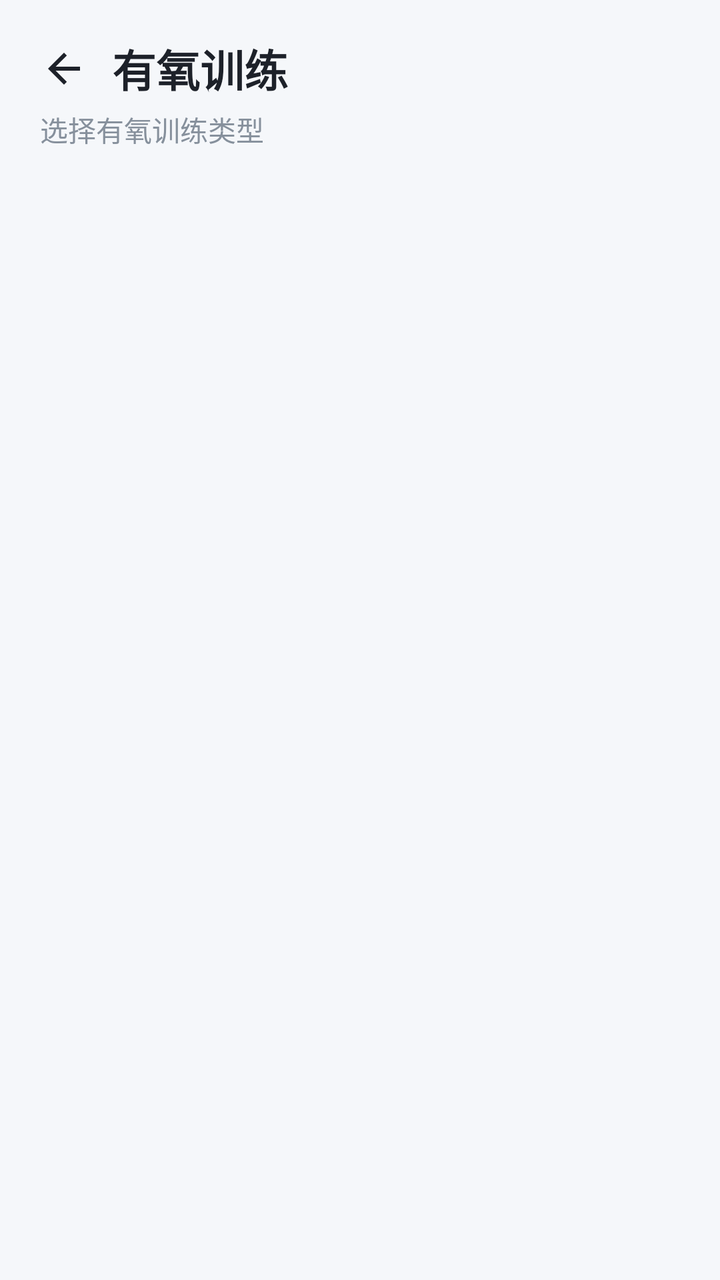
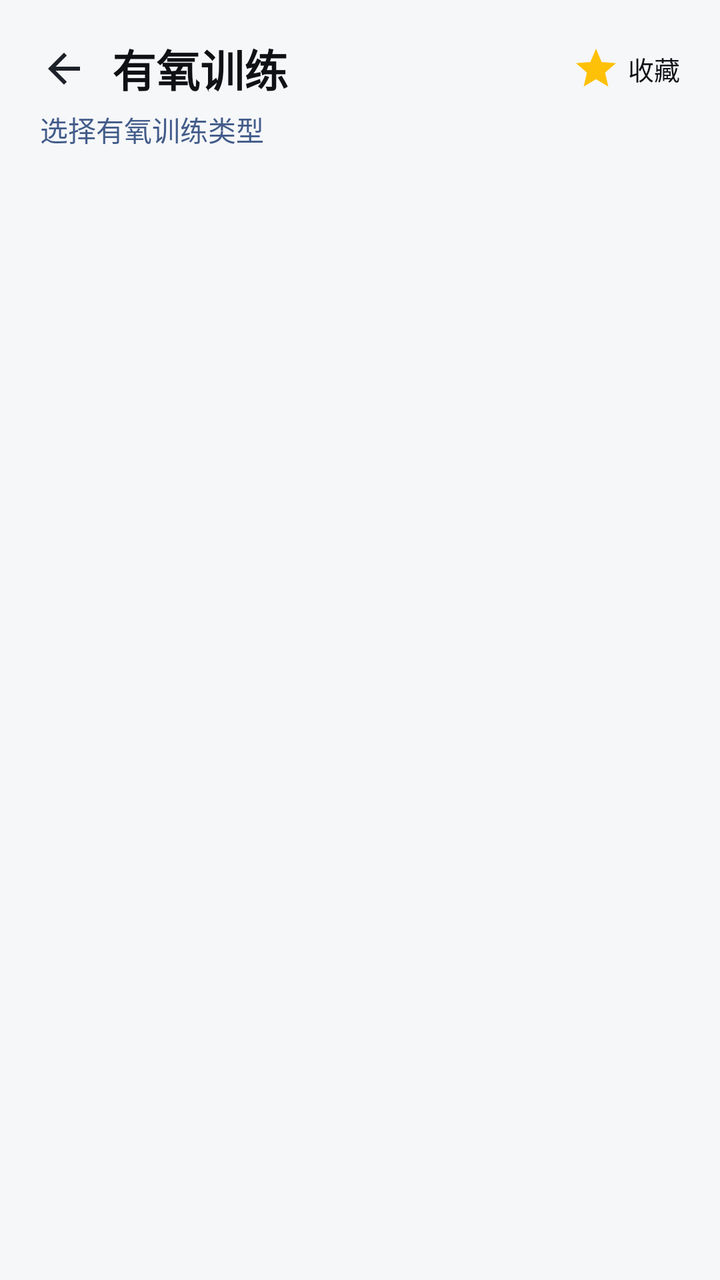

An Android layout rendered at two revisions. The XML below is the earlier revision; the diff shows what the commit changed to produce the second picture.
<!-- AndroidManifest.xml: application theme Theme.BrawnCatalog -->
<!-- res/layout/activity_cardio_subcategory.xml -->
<?xml version="1.0" encoding="utf-8"?>
<androidx.constraintlayout.widget.ConstraintLayout
    xmlns:android="http://schemas.android.com/apk/res/android"
    xmlns:app="http://schemas.android.com/apk/res-auto"
    android:layout_width="match_parent"
    android:layout_height="match_parent"
    android:background="@color/window_background">

    
    <ImageButton
        android:id="@+id/buttonBack"
        android:layout_width="40dp"
        android:layout_height="40dp"
        android:layout_marginStart="12dp"
        android:background="?attr/selectableItemBackgroundBorderless"
        android:contentDescription="返回"
        android:src="@drawable/ic_back_arrow"
        app:layout_constraintBottom_toBottomOf="@+id/textViewScreenTitle"
        app:layout_constraintStart_toStartOf="parent"
        app:layout_constraintTop_toTopOf="@+id/textViewScreenTitle" />

    <TextView
        android:id="@+id/textViewScreenTitle"
        android:layout_width="0dp"
        android:layout_height="wrap_content"
        android:layout_marginStart="4dp"
        android:layout_marginTop="18dp"
        android:layout_marginEnd="16dp"
        android:ellipsize="end"
        android:maxLines="1"
        android:text="有氧训练"
        android:textColor="@color/bc_text_primary"
        android:textSize="22sp"
        android:textStyle="bold"
        app:layout_constraintEnd_toEndOf="parent"
        app:layout_constraintStart_toEndOf="@+id/buttonBack"
        app:layout_constraintTop_toTopOf="parent" />

    <TextView
        android:id="@+id/textViewSubtitle"
        android:layout_width="0dp"
        android:layout_height="wrap_content"
        android:layout_marginStart="20dp"
        android:layout_marginTop="4dp"
        android:layout_marginEnd="20dp"
        android:text="选择有氧训练类型"
        android:textColor="@color/bc_text_secondary"
        android:textSize="14sp"
        app:layout_constraintEnd_toEndOf="parent"
        app:layout_constraintStart_toStartOf="parent"
        app:layout_constraintTop_toBottomOf="@+id/textViewScreenTitle" />

    
    <androidx.recyclerview.widget.RecyclerView
        android:id="@+id/recyclerViewCardioSubs"
        android:layout_width="0dp"
        android:layout_height="0dp"
        android:layout_marginTop="16dp"
        android:clipToPadding="false"
        android:paddingStart="16dp"
        android:paddingTop="4dp"
        android:paddingEnd="16dp"
        android:paddingBottom="16dp"
        app:layout_constraintBottom_toBottomOf="parent"
        app:layout_constraintEnd_toEndOf="parent"
        app:layout_constraintStart_toStartOf="parent"
        app:layout_constraintTop_toBottomOf="@+id/textViewSubtitle" />

</androidx.constraintlayout.widget.ConstraintLayout>
<!-- resources referenced by this layout -->
<resources>
  <color name="bc_text_primary">#FF1D2129</color>
  <color name="bc_text_secondary">#FF86909C</color>
  <color name="window_background">#FFF5F7FA</color>
  <style name="Theme.BrawnCatalog" parent="Theme.MaterialComponents.DayNight.NoActionBar">
          <item name="colorPrimary">@color/bc_primary</item>
          <item name="colorPrimaryVariant">@color/bc_primary_dark</item>
          <item name="colorOnPrimary">@color/bc_on_primary</item>
          <item name="colorSecondary">@color/bc_accent</item>
          <item name="colorSecondaryVariant">@color/bc_accent_dark</item>
          <item name="colorOnSecondary">@color/bc_on_accent</item>
  
          
          <item name="android:textColorPrimary">@color/bc_text_primary</item>
          <item name="android:textColorSecondary">@color/bc_text_secondary</item>
  
          
          <item name="android:windowBackground">@color/window_background</item>
          <item name="android:statusBarColor">@color/window_background</item>
          <item name="android:navigationBarColor">@color/window_background</item>
  
          
          <item name="materialCardViewStyle">@style/Widget.BrawnCatalog.Card</item>
  
          
          <item name="materialButtonStyle">@style/Widget.BrawnCatalog.Button.Primary</item>
  
          
          <item name="textInputStyle">@style/Widget.BrawnCatalog.TextInputLayout</item>
  
          
          <item name="alertDialogTheme">@style/ThemeOverlay.BrawnCatalog.Dialog.Alert</item>
          <item name="android:alertDialogTheme">@style/ThemeOverlay.BrawnCatalog.Dialog.Alert</item>
          <item name="materialAlertDialogTheme">@style/ThemeOverlay.BrawnCatalog.Dialog.Alert</item>
  
          
          <item name="android:activityOpenEnterAnimation">@anim/slide_in_right</item>
          <item name="android:activityOpenExitAnimation">@anim/slide_out_left</item>
          <item name="android:activityCloseEnterAnimation">@anim/slide_in_left</item>
          <item name="android:activityCloseExitAnimation">@anim/slide_out_right</item>
      </style>
  <color name="bc_primary">#FF165DFF</color>
  <color name="bc_primary_dark">#FF0E42D2</color>
  <color name="bc_on_primary">#FFFFFFFF</color>
  <color name="bc_accent">#FFFF7043</color>
  <color name="bc_accent_dark">#FFE64A19</color>
  <color name="bc_on_accent">#FFFFFFFF</color>
  <style name="Widget.BrawnCatalog.Card" parent="Widget.MaterialComponents.CardView">
          <item name="cardBackgroundColor">@color/card_background</item>
          <item name="cardCornerRadius">16dp</item>
          <item name="cardElevation">4dp</item>
          <item name="strokeWidth">0dp</item>
      </style>
  <style name="Widget.BrawnCatalog.Button.Primary" parent="Widget.MaterialComponents.Button">
          <item name="android:background">@drawable/bg_button_primary</item>
          <item name="android:minHeight">48dp</item>
          <item name="android:textColor">@color/bc_on_primary</item>
          <item name="android:textSize">15sp</item>
          <item name="android:textStyle">bold</item>
          <item name="android:stateListAnimator">@animator/button_press_scale</item>
          <item name="rippleColor">#33FFFFFF</item>
          <item name="cornerRadius">14dp</item>
          <item name="backgroundTint">@null</item>
      </style>
  <style name="Widget.BrawnCatalog.TextInputLayout" parent="Widget.MaterialComponents.TextInputLayout.OutlinedBox">
          <item name="boxBackgroundColor">@color/bc_input_bg</item>
          <item name="boxStrokeWidth">1dp</item>
          <item name="boxStrokeWidthFocused">1dp</item>
          <item name="boxStrokeColor">@color/bc_input_stroke</item>
          <item name="boxCornerRadiusTopStart">12dp</item>
          <item name="boxCornerRadiusTopEnd">12dp</item>
          <item name="boxCornerRadiusBottomStart">12dp</item>
          <item name="boxCornerRadiusBottomEnd">12dp</item>
          <item name="hintTextColor">@color/bc_input_stroke</item>
      </style>
  <style name="ThemeOverlay.BrawnCatalog.Dialog.Alert" parent="ThemeOverlay.MaterialComponents.MaterialAlertDialog">
          <item name="android:windowBackground">@drawable/bg_dialog_alert</item>
          <item name="android:windowMinWidthMajor">85%</item>
          <item name="android:windowMinWidthMinor">85%</item>
          <item name="android:backgroundDimAmount">0.4</item>
          <item name="colorPrimary">@color/bc_primary</item>
          <item name="colorPrimaryVariant">@color/bc_primary_dark</item>
          <item name="colorOnPrimary">@color/bc_on_primary</item>
          <item name="colorAccent">@color/bc_primary</item>
          <item name="colorControlActivated">@color/bc_primary</item>
          <item name="android:textColorPrimary">@color/bc_text_primary</item>
          <item name="android:textColorSecondary">@color/bc_text_secondary</item>
          <item name="materialButtonStyle">@style/Widget.BrawnCatalog.Button.Primary</item>
      </style>
  <color name="card_background">#FFFFFFFF</color>
  <!-- drawable bg_button_primary (drawable) -->
  <?xml version="1.0" encoding="utf-8"?>
  <ripple xmlns:android="http://schemas.android.com/apk/res/android"
      android:color="#33FFFFFF">
  
      <item>
          <layer-list>
              
              <item>
                  <shape android:shape="rectangle">
                      <solid android:color="@color/bc_glow" />
                      <corners android:radius="14dp" />
                      <padding
                          android:bottom="3dp"
                          android:left="3dp"
                          android:right="3dp"
                          android:top="3dp" />
                  </shape>
              </item>
              
              <item>
                  <shape android:shape="rectangle">
                      <gradient
                          android:angle="0"
                          android:endColor="@color/bc_gradient_end"
                          android:startColor="@color/bc_gradient_start" />
                      <corners android:radius="14dp" />
                  </shape>
              </item>
          </layer-list>
      </item>
  </ripple>
  <color name="bc_input_bg">#FFFFFFFF</color>
  <!-- drawable bg_dialog_alert (drawable) -->
  <?xml version="1.0" encoding="utf-8"?>
  <shape xmlns:android="http://schemas.android.com/apk/res/android"
      android:shape="rectangle">
      <solid android:color="@color/card_background" />
      <corners android:radius="20dp" />
  </shape>
  <color name="bc_glow">#33165DFF</color>
  <color name="bc_gradient_end">#FF4080FF</color>
  <color name="bc_gradient_start">#FF165DFF</color>
  <!-- unchanged entries left out for length: 1 -->
</resources>

<!-- the commit's change to res/layout/activity_cardio_subcategory.xml (unified diff, before → after) -->
@@ -4,7 +4,7 @@
     xmlns:app="http://schemas.android.com/apk/res-auto"
     android:layout_width="match_parent"
     android:layout_height="match_parent"
-    android:background="@color/window_background">
+    android:background="?attr/bcWindowBg">
 
     
     <ImageButton
@@ -29,12 +29,46 @@
         android:ellipsize="end"
         android:maxLines="1"
         android:text="有氧训练"
-        android:textColor="@color/bc_text_primary"
+        android:textColor="?attr/bcTextPrimary"
         android:textSize="22sp"
         android:textStyle="bold"
-        app:layout_constraintEnd_toEndOf="parent"
+        app:layout_constraintEnd_toStartOf="@+id/buttonShowFavorites"
         app:layout_constraintStart_toEndOf="@+id/buttonBack"
         app:layout_constraintTop_toTopOf="parent" />
+
+    
+    <LinearLayout
+        android:id="@+id/buttonShowFavorites"
+        android:layout_width="wrap_content"
+        android:layout_height="wrap_content"
+        android:layout_marginEnd="12dp"
+        android:background="?attr/selectableItemBackgroundBorderless"
+        android:clickable="true"
+        android:focusable="true"
+        android:gravity="center_vertical"
+        android:orientation="horizontal"
+        android:padding="8dp"
+        app:layout_constraintBottom_toBottomOf="@+id/textViewScreenTitle"
+        app:layout_constraintEnd_toEndOf="parent"
+        app:layout_constraintTop_toTopOf="@+id/textViewScreenTitle">
+
+        <ImageView
+            android:id="@+id/imageShowFavoritesStar"
+            android:layout_width="24dp"
+            android:layout_height="24dp"
+            android:contentDescription="@null"
+            android:scaleType="fitCenter"
+            android:src="@drawable/ic_star_filled" />
+
+        <TextView
+            android:id="@+id/textShowFavoritesLabel"
+            android:layout_width="wrap_content"
+            android:layout_height="wrap_content"
+            android:layout_marginStart="4dp"
+            android:text="收藏"
+            android:textColor="?attr/bcTextPrimary"
+            android:textSize="13sp" />
+    </LinearLayout>
 
     <TextView
         android:id="@+id/textViewSubtitle"
@@ -44,7 +78,7 @@
         android:layout_marginTop="4dp"
         android:layout_marginEnd="20dp"
         android:text="选择有氧训练类型"
-        android:textColor="@color/bc_text_secondary"
+        android:textColor="?attr/bcTextSecondary"
         android:textSize="14sp"
         app:layout_constraintEnd_toEndOf="parent"
         app:layout_constraintStart_toStartOf="parent"
<!-- resource entries referenced after the edit -->
@@ -1,53 +1,104 @@
 <!-- resources referenced by this layout -->
 <resources>
-  <color name="bc_text_primary">#FF1D2129</color>
-  <color name="bc_text_secondary">#FF86909C</color>
-  <color name="window_background">#FFF5F7FA</color>
-  <style name="Theme.BrawnCatalog" parent="Theme.MaterialComponents.DayNight.NoActionBar">
-          <item name="colorPrimary">@color/bc_primary</item>
-          <item name="colorPrimaryVariant">@color/bc_primary_dark</item>
-          <item name="colorOnPrimary">@color/bc_on_primary</item>
-          <item name="colorSecondary">@color/bc_accent</item>
-          <item name="colorSecondaryVariant">@color/bc_accent_dark</item>
-          <item name="colorOnSecondary">@color/bc_on_accent</item>
+  <!-- drawable ic_star_filled (drawable) -->
+  <vector xmlns:android="http://schemas.android.com/apk/res/android"
+      android:width="24dp"
+      android:height="24dp"
+      android:viewportWidth="24"
+      android:viewportHeight="24">
+      <path
+          android:fillColor="#FFC107"
+          android:pathData="M12,17.27L18.18,21l-1.64,-7.03L22,9.24l-7.19,-0.61L12,2L9.19,8.63L2,9.24l5.46,4.73L5.82,21z" />
+  </vector>
+  <style name="Theme.BrawnCatalog" parent="Theme.MaterialComponents.NoActionBar">
+          <item name="colorPrimary">@color/th_blue_primary</item>
+          <item name="colorPrimaryVariant">@color/th_blue_primary_dark</item>
+          <item name="colorOnPrimary">@color/th_blue_on_primary</item>
+          <item name="colorSecondary">@color/th_blue_accent</item>
+          <item name="colorSecondaryVariant">@color/th_blue_accent_dark</item>
+          <item name="colorOnSecondary">@color/th_blue_on_accent</item>
+          <item name="android:textColorPrimary">@color/th_blue_text_primary</item>
+          <item name="android:textColorSecondary">@color/th_blue_text_secondary</item>
+          <item name="bcPrimary">@color/th_blue_primary</item>
+          <item name="bcPrimaryDark">@color/th_blue_primary_dark</item>
+          <item name="bcPrimaryLight">@color/th_blue_primary_light</item>
+          <item name="bcPrimaryPale">@color/th_blue_primary_pale</item>
+          <item name="bcOnPrimary">@color/th_blue_on_primary</item>
+          <item name="bcAccent">@color/th_blue_accent</item>
+          <item name="bcAccentDark">@color/th_blue_accent_dark</item>
+          <item name="bcOnAccent">@color/th_blue_on_accent</item>
+          <item name="bcWindowBg">@color/th_blue_window_bg</item>
+          <item name="bcCardBg">@color/th_blue_card_bg</item>
+          <item name="bcHeaderBg">@color/th_blue_header_bg</item>
+          <item name="bcHomePageBg">@color/th_blue_home_page_bg</item>
+          <item name="bcTextPrimary">@color/th_blue_text_primary</item>
+          <item name="bcTextSecondary">@color/th_blue_text_secondary</item>
+          <item name="bcTextDisabled">@color/th_blue_text_disabled</item>
+          <item name="bcBorder">@color/th_blue_border</item>
+          <item name="bcBorderFocus">@color/th_blue_border_focus</item>
+          <item name="bcInputBg">@color/th_blue_input_bg</item>
+          <item name="bcInputStroke">@color/th_blue_input_stroke</item>
+          <item name="bcGradientStart">@color/th_blue_gradient_start</item>
+          <item name="bcGradientEnd">@color/th_blue_gradient_end</item>
+          <item name="bcGlow">@color/th_blue_glow</item>
+          <item name="bcRipple">@color/th_blue_ripple</item>
   
           
-          <item name="android:textColorPrimary">@color/bc_text_primary</item>
-          <item name="android:textColorSecondary">@color/bc_text_secondary</item>
+          <item name="bcStatusOk">@color/bc_status_ok</item>
+          <item name="bcStatusWarn">@color/bc_status_warn</item>
+          <item name="bcStatusLow">@color/bc_status_low</item>
   
           
-          <item name="android:windowBackground">@color/window_background</item>
-          <item name="android:statusBarColor">@color/window_background</item>
-          <item name="android:navigationBarColor">@color/window_background</item>
-  
-          
+          <item name="android:textColor">?attr/bcTextPrimary</item>
+          <item name="android:textColorHint">?attr/bcInputStroke</item>
+          <item name="colorSurface">?attr/bcCardBg</item>
+          <item name="colorSurfaceVariant">?attr/bcCardBg</item>
+          <item name="colorOnSurface">?attr/bcTextPrimary</item>
+          <item name="colorOnSurfaceVariant">?attr/bcTextSecondary</item>
+          <item name="colorOnBackground">?attr/bcTextPrimary</item>
+          <item name="android:windowBackground">@color/th_blue_window_bg</item>
+          <item name="android:statusBarColor">@color/th_blue_header_bg</item>
+          <item name="android:navigationBarColor">@color/th_blue_window_bg</item>
+          <item name="android:windowLightStatusBar">true</item>
           <item name="materialCardViewStyle">@style/Widget.BrawnCatalog.Card</item>
-  
-          
           <item name="materialButtonStyle">@style/Widget.BrawnCatalog.Button.Primary</item>
-  
-          
           <item name="textInputStyle">@style/Widget.BrawnCatalog.TextInputLayout</item>
-  
-          
           <item name="alertDialogTheme">@style/ThemeOverlay.BrawnCatalog.Dialog.Alert</item>
           <item name="android:alertDialogTheme">@style/ThemeOverlay.BrawnCatalog.Dialog.Alert</item>
           <item name="materialAlertDialogTheme">@style/ThemeOverlay.BrawnCatalog.Dialog.Alert</item>
-  
-          
           <item name="android:activityOpenEnterAnimation">@anim/slide_in_right</item>
           <item name="android:activityOpenExitAnimation">@anim/slide_out_left</item>
           <item name="android:activityCloseEnterAnimation">@anim/slide_in_left</item>
           <item name="android:activityCloseExitAnimation">@anim/slide_out_right</item>
       </style>
-  <color name="bc_primary">#FF165DFF</color>
-  <color name="bc_primary_dark">#FF0E42D2</color>
-  <color name="bc_on_primary">#FFFFFFFF</color>
-  <color name="bc_accent">#FFFF7043</color>
-  <color name="bc_accent_dark">#FFE64A19</color>
-  <color name="bc_on_accent">#FFFFFFFF</color>
+  <color name="th_blue_primary">#306ACF</color>
+  <color name="th_blue_primary_dark">#2254AA</color>
+  <color name="th_blue_on_primary">#FFFFFF</color>
+  <color name="th_blue_accent">#5845D3</color>
+  <color name="th_blue_accent_dark">#3F2CBA</color>
+  <color name="th_blue_on_accent">#FFFFFF</color>
+  <color name="th_blue_text_primary">#0F1115</color>
+  <color name="th_blue_text_secondary">#425C8A</color>
+  <color name="th_blue_primary_light">#7BA0E0</color>
+  <color name="th_blue_primary_pale">#E1E8F4</color>
+  <color name="th_blue_window_bg">#F6F7F9</color>
+  <color name="th_blue_card_bg">#E7EBF4</color>
+  <color name="th_blue_header_bg">#CBD7EB</color>
+  <color name="th_blue_home_page_bg">#F4F6F8</color>
+  <color name="th_blue_text_disabled">#9AA0A6</color>
+  <color name="th_blue_border">#D7DEEA</color>
+  <color name="th_blue_border_focus">#306ACF</color>
+  <color name="th_blue_input_bg">#FFFFFF</color>
+  <color name="th_blue_input_stroke">#C1C9D7</color>
+  <color name="th_blue_gradient_start">#306ACF</color>
+  <color name="th_blue_gradient_end">#7BA0E0</color>
+  <color name="th_blue_glow">#40306ACF</color>
+  <color name="th_blue_ripple">#33306ACF</color>
+  <color name="bc_status_ok">#FF2F9E6B</color>
+  <color name="bc_status_warn">#FFC8811F</color>
+  <color name="bc_status_low">#FFD0473F</color>
   <style name="Widget.BrawnCatalog.Card" parent="Widget.MaterialComponents.CardView">
-          <item name="cardBackgroundColor">@color/card_background</item>
+          <item name="cardBackgroundColor">?attr/bcCardBg</item>
           <item name="cardCornerRadius">16dp</item>
           <item name="cardElevation">4dp</item>
           <item name="strokeWidth">0dp</item>
@@ -55,7 +106,7 @@
   <style name="Widget.BrawnCatalog.Button.Primary" parent="Widget.MaterialComponents.Button">
           <item name="android:background">@drawable/bg_button_primary</item>
           <item name="android:minHeight">48dp</item>
-          <item name="android:textColor">@color/bc_on_primary</item>
+          <item name="android:textColor">?attr/bcOnPrimary</item>
           <item name="android:textSize">15sp</item>
           <item name="android:textStyle">bold</item>
           <item name="android:stateListAnimator">@animator/button_press_scale</item>
@@ -64,31 +115,33 @@
           <item name="backgroundTint">@null</item>
       </style>
   <style name="Widget.BrawnCatalog.TextInputLayout" parent="Widget.MaterialComponents.TextInputLayout.OutlinedBox">
-          <item name="boxBackgroundColor">@color/bc_input_bg</item>
+          <item name="boxBackgroundColor">?attr/bcInputBg</item>
           <item name="boxStrokeWidth">1dp</item>
           <item name="boxStrokeWidthFocused">1dp</item>
-          <item name="boxStrokeColor">@color/bc_input_stroke</item>
+          <item name="boxStrokeColor">?attr/bcInputStroke</item>
           <item name="boxCornerRadiusTopStart">12dp</item>
           <item name="boxCornerRadiusTopEnd">12dp</item>
           <item name="boxCornerRadiusBottomStart">12dp</item>
           <item name="boxCornerRadiusBottomEnd">12dp</item>
-          <item name="hintTextColor">@color/bc_input_stroke</item>
+          <item name="hintTextColor">?attr/bcInputStroke</item>
       </style>
   <style name="ThemeOverlay.BrawnCatalog.Dialog.Alert" parent="ThemeOverlay.MaterialComponents.MaterialAlertDialog">
           <item name="android:windowBackground">@drawable/bg_dialog_alert</item>
           <item name="android:windowMinWidthMajor">85%</item>
           <item name="android:windowMinWidthMinor">85%</item>
           <item name="android:backgroundDimAmount">0.4</item>
-          <item name="colorPrimary">@color/bc_primary</item>
-          <item name="colorPrimaryVariant">@color/bc_primary_dark</item>
-          <item name="colorOnPrimary">@color/bc_on_primary</item>
-          <item name="colorAccent">@color/bc_primary</item>
-          <item name="colorControlActivated">@color/bc_primary</item>
-          <item name="android:textColorPrimary">@color/bc_text_primary</item>
-          <item name="android:textColorSecondary">@color/bc_text_secondary</item>
+          <item name="colorPrimary">?attr/bcPrimary</item>
+          <item name="colorPrimaryVariant">?attr/bcPrimaryDark</item>
+          <item name="colorOnPrimary">?attr/bcOnPrimary</item>
+          <item name="colorAccent">?attr/bcPrimary</item>
+          <item name="colorControlActivated">?attr/bcPrimary</item>
+          <item name="android:textColorPrimary">?attr/bcTextPrimary</item>
+          <item name="android:textColorSecondary">?attr/bcTextSecondary</item>
+          
+          <item name="android:textColor">?attr/bcTextPrimary</item>
+          <item name="android:textColorAlertDialogListItem">?attr/bcTextPrimary</item>
           <item name="materialButtonStyle">@style/Widget.BrawnCatalog.Button.Primary</item>
       </style>
-  <color name="card_background">#FFFFFFFF</color>
   <!-- drawable bg_button_primary (drawable) -->
   <?xml version="1.0" encoding="utf-8"?>
   <ripple xmlns:android="http://schemas.android.com/apk/res/android"
@@ -99,39 +152,32 @@
               
               <item>
                   <shape android:shape="rectangle">
-                      <solid android:color="@color/bc_glow" />
-                      <corners android:radius="14dp" />
+                      <solid android:color="?attr/bcPrimaryLight" />
+                      <corners android:radius="16dp" />
                       <padding
-                          android:bottom="3dp"
-                          android:left="3dp"
-                          android:right="3dp"
-                          android:top="3dp" />
+                          android:bottom="2dp"
+                          android:left="2dp"
+                          android:right="2dp"
+                          android:top="2dp" />
                   </shape>
               </item>
               
               <item>
                   <shape android:shape="rectangle">
-                      <gradient
-                          android:angle="0"
-                          android:endColor="@color/bc_gradient_end"
-                          android:startColor="@color/bc_gradient_start" />
+                      <solid android:color="?attr/bcPrimaryDark" />
                       <corners android:radius="14dp" />
                   </shape>
               </item>
           </layer-list>
       </item>
   </ripple>
-  <color name="bc_input_bg">#FFFFFFFF</color>
   <!-- drawable bg_dialog_alert (drawable) -->
   <?xml version="1.0" encoding="utf-8"?>
   <shape xmlns:android="http://schemas.android.com/apk/res/android"
       android:shape="rectangle">
-      <solid android:color="@color/card_background" />
+      <solid android:color="?attr/bcCardBg" />
       <corners android:radius="20dp" />
   </shape>
-  <color name="bc_glow">#33165DFF</color>
-  <color name="bc_gradient_end">#FF4080FF</color>
-  <color name="bc_gradient_start">#FF165DFF</color>
   <!-- unchanged entries left out for length: 1 -->
 </resources>
 
